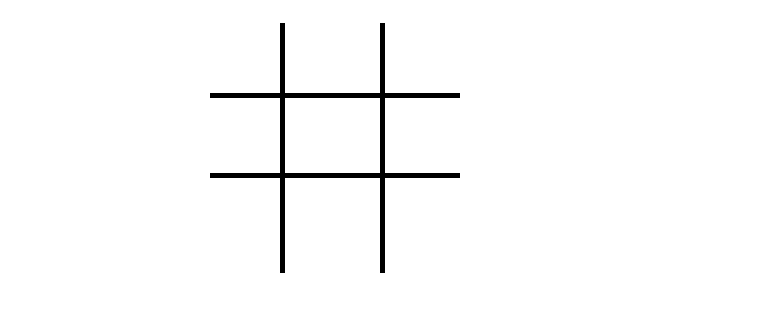
Before: the Qt Designer form ui/T3.ui in ritik902/tic-tac-toe_game_pyqt, drawn with Qt 5; both pictures show x 220 to 991 and y 237 to 557 of the 1133 by 813 pixel window.
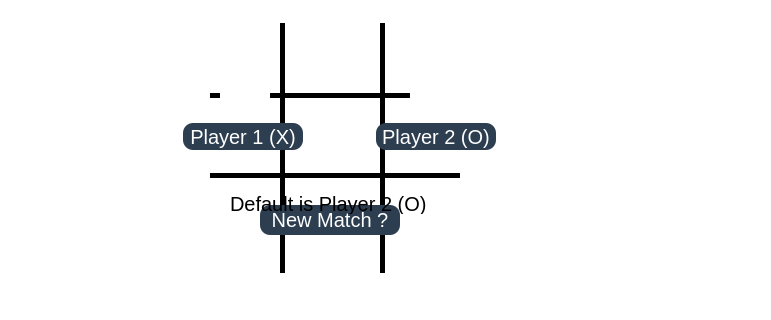
After: the same form once the commit is applied. Icons and pictures are not drawn.

```diff
--- a/ui/T3.ui
+++ b/ui/T3.ui
@@ -157,7 +157,8 @@
      </rect>
     </property>
     <property name="styleSheet">
-     <string notr="true">border:None;</string>
+     <string notr="true">border:None;
+background:transparent;</string>
     </property>
     <property name="text">
      <string/>
@@ -179,7 +180,8 @@
      </rect>
     </property>
     <property name="styleSheet">
-     <string notr="true">border:None;</string>
+     <string notr="true">border:None;
+background:transparent;</string>
     </property>
     <property name="text">
      <string/>
@@ -201,7 +203,8 @@
      </rect>
     </property>
     <property name="styleSheet">
-     <string notr="true">border:None;</string>
+     <string notr="true">border:None;
+background:transparent;</string>
     </property>
     <property name="text">
      <string/>
@@ -223,7 +226,8 @@
      </rect>
     </property>
     <property name="styleSheet">
-     <string notr="true">border:None;</string>
+     <string notr="true">border:None;
+background:transparent;</string>
     </property>
     <property name="text">
      <string/>
@@ -245,7 +249,8 @@
      </rect>
     </property>
     <property name="styleSheet">
-     <string notr="true">border:None;</string>
+     <string notr="true">border:None;
+background:transparent;</string>
     </property>
     <property name="text">
      <string/>
@@ -267,7 +272,8 @@
      </rect>
     </property>
     <property name="styleSheet">
-     <string notr="true">border:None;</string>
+     <string notr="true">border:None;
+background:transparent;</string>
     </property>
     <property name="text">
      <string/>
@@ -344,6 +350,178 @@
      <string/>
     </property>
    </widget>
+   <widget class="QPushButton" name="pushButton_newMatch">
+    <property name="geometry">
+     <rect>
+      <x>480</x>
+      <y>442</y>
+      <width>140</width>
+      <height>30</height>
+     </rect>
+    </property>
+    <property name="styleSheet">
+     <string notr="true">QPushButton {
+        background-color: #2c3e50;
+        color: white;
+        border: none;
+        border-radius: 10px;
+        font-size: 20px;
+    }
+    QPushButton:hover {
+        background-color: red;
+    }
+    QPushButton:pressed {
+        background-color: red;
+    }
+    QPushButton:disabled {
+        background-color: #7f8c8d;
+        color: #bdc3c7;
+    }</string>
+    </property>
+    <property name="text">
+     <string>New Match ?</string>
+    </property>
+   </widget>
+   <widget class="QLabel" name="label_edit">
+    <property name="geometry">
+     <rect>
+      <x>300</x>
+      <y>320</y>
+      <width>611</width>
+      <height>41</height>
+     </rect>
+    </property>
+    <property name="styleSheet">
+     <string notr="true">font: 25 11pt &quot;URW Bookman&quot;;
+font-size: 40px;
+background:transparent;</string>
+    </property>
+    <property name="text">
+     <string/>
+    </property>
+   </widget>
+   <widget class="QLabel" name="Cross">
+    <property name="geometry">
+     <rect>
+      <x>440</x>
+      <y>300</y>
+      <width>50</width>
+      <height>50</height>
+     </rect>
+    </property>
+    <property name="text">
+     <string/>
+    </property>
+    <property name="pixmap">
+     <pixmap resource="../images/resource.qrc">:/crossAndZero/cross.png</pixmap>
+    </property>
+    <property name="scaledContents">
+     <bool>true</bool>
+    </property>
+   </widget>
+   <widget class="QLabel" name="label">
+    <property name="geometry">
+     <rect>
+      <x>450</x>
+      <y>430</y>
+      <width>221</width>
+      <height>21</height>
+     </rect>
+    </property>
+    <property name="styleSheet">
+     <string notr="true">font: 25 11pt &quot;URW Bookman&quot;;
+color: rgb(0, 0, 0);
+font-size: 20px;
+background:transparent;</string>
+    </property>
+    <property name="text">
+     <string>Default is Player 2 (O)</string>
+    </property>
+   </widget>
+   <widget class="QPushButton" name="pushButton_player2_O">
+    <property name="geometry">
+     <rect>
+      <x>596</x>
+      <y>360</y>
+      <width>120</width>
+      <height>27</height>
+     </rect>
+    </property>
+    <property name="styleSheet">
+     <string notr="true">QPushButton {
+        background-color: #2c3e50;
+        color: white;
+        border: none;
+        border-radius: 10px;
+        font-size: 20px;
+    }
+    QPushButton:hover {
+        background-color: red;
+    }
+    QPushButton:pressed {
+        background-color: red;
+    }
+    QPushButton:disabled {
+        background-color: #7f8c8d;
+        color: #bdc3c7;
+    }
+</string>
+    </property>
+    <property name="text">
+     <string>Player 2 (O)</string>
+    </property>
+   </widget>
+   <widget class="QPushButton" name="pushButton_player1_X">
+    <property name="geometry">
+     <rect>
+      <x>403</x>
+      <y>360</y>
+      <width>120</width>
+      <height>27</height>
+     </rect>
+    </property>
+    <property name="styleSheet">
+     <string notr="true">QPushButton {
+        background-color: #2c3e50;
+        color: white;
+        border: none;
+        border-radius: 10px;
+        font-size: 20px;
+    }
+    QPushButton:hover {
+        background-color: red;
+    }
+    QPushButton:pressed {
+        background-color: red;
+    }
+    QPushButton:disabled {
+        background-color: #7f8c8d;
+        color: #bdc3c7;
+    }</string>
+    </property>
+    <property name="text">
+     <string>Player 1 (X)</string>
+    </property>
+   </widget>
+   <widget class="QLabel" name="Zero">
+    <property name="geometry">
+     <rect>
+      <x>630</x>
+      <y>300</y>
+      <width>50</width>
+      <height>50</height>
+     </rect>
+    </property>
+    <property name="text">
+     <string/>
+    </property>
+    <property name="pixmap">
+     <pixmap resource="../images/resource.qrc">:/crossAndZero/zero.png</pixmap>
+    </property>
+    <property name="scaledContents">
+     <bool>true</bool>
+    </property>
+   </widget>
   </widget>
  </widget>
  <resources>
```
Left out of the diff: 13 changed lines with no effect on the pictures.
